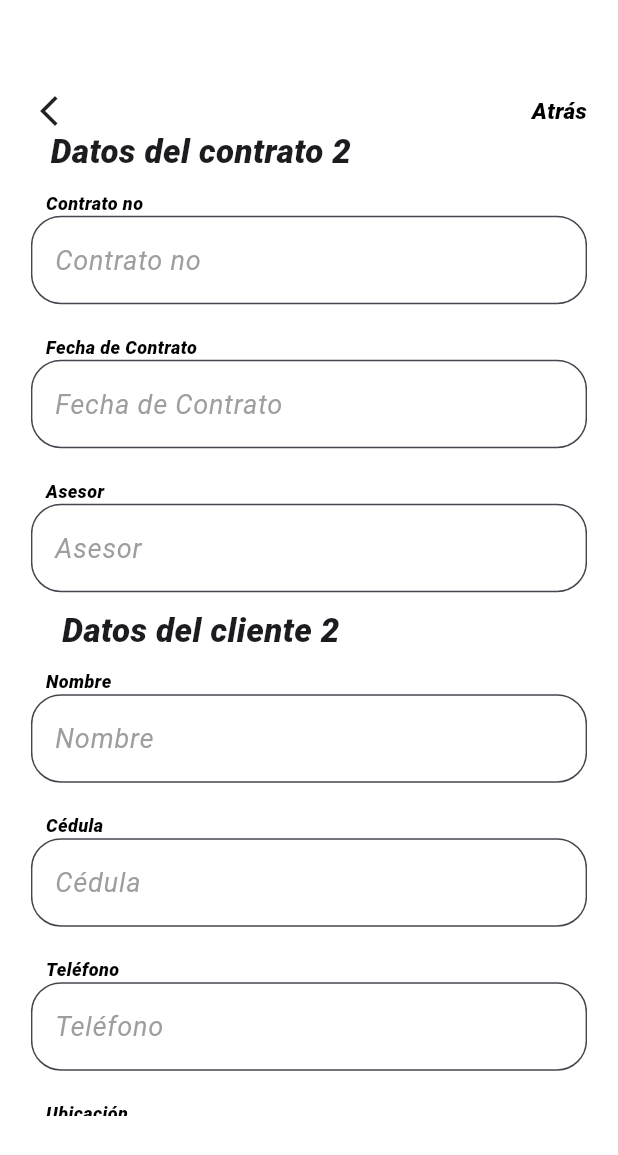
After one commit to YordiColina/FiaoExpressApp, a Flutter app: the PreHome screen opened directly, after a tap on the "add" icon, on a phone screen of 412 x 824 dp. The commit adds this screen. Shown: the top 1155 px of the screen. Run offline on Flutter 3.47's test engine with Material 3 defaults, Android fonts, the light colour scheme and no system bars; our stand-ins replace another_flushbar, cloud_firestore, equatable, firebase_auth, firebase_core, flutter_bloc; accounts and stored records are empty; Roboto replaces fonts that are missing (Dorgan).

Commit message:
add product function

```diff
--- /dev/null
+++ b/login/lib/home_screens/add_product.dart
@@ -0,0 +1,544 @@
+import 'package:flutter/material.dart';
+import 'package:flutter_bloc/flutter_bloc.dart';
+import 'package:login/bloc/login_bloc.dart';
+import 'package:login/home_screens/home_bloc/home_bloc.dart';
+
+class AddProduct extends StatefulWidget {
+  final int indexProduct;
+  final List<TextEditingController> clientData;
+  const AddProduct({super.key, required this.indexProduct, required this.clientData});
+
+  @override
+  State<AddProduct> createState() => _AddProductState();
+}
+
+class _AddProductState extends State<AddProduct> {
+  List<TextEditingController> controllers = [];
+  LoginBloc bloc = LoginBloc();
+  String? selectedOption;
+  String? selectedPlanOption;
+  double progressBar = 0.0;
+  bool readyToDelivery = false;
+  HomeBloc homeBloc = HomeBloc();
+  List<String> options = ['Ahorro', 'Planificado', 'Entrega inmediata',];
+  List<String> statusOptions = ['Inicial', 'Asociado', 'Pre-adjudicación','Adjudicación',
+    'Post-adjudicación','Culminado','Anulado'];
+  final List<String> labels = [
+    "Contrato no",
+    "Fecha de Contrato",
+    "Asesor",// section 1
+    ////// section 2
+    "Nombre",
+    "Cédula",
+    "Teléfono",
+    "Ubicación",
+    "Dirección",
+    /////// section 3
+    "Plan",
+    "grupo",
+    "Nro de lista",
+    "Posición en la lista",
+    "Modelo de moto",
+    "Marca de la moto",
+    "Valor de couta mensual en \$",
+    "Nro de cuotas totales",
+    //// section 4
+    "Cuota inicial",
+    "Gastos Adm",
+    "Nro de cuotas canceladas",
+    "Nro de coutas restantes",
+    "Próxima fecha de pago",
+    // section 5
+    "Días de retraso",
+    "Morosidad",
+    // section 6
+    "Estatus",
+    // section 7
+    "Fecha de entrega",
+    "Color",
+    "Serial motor",
+    "Serial carroceria",
+    "Placa",
+    "Observación"
+  ];
+  final List<String> sectionTitles = [
+    "Datos del contrato",
+    "Datos del cliente",
+    "Grupo inscrito",
+    "Pagos realizados",
+    "Pago de Morosidad",
+    "Estatus en FiaoExpress",
+    "Datos de entrega de la moto"
+  ];
+  String userEmail = "";
+  bool editable = true;
+
+  @override
+  void initState() {
+    for (var i = 0; i <= labels.length; i++) {
+      controllers.add(TextEditingController());
+    }
+    if(widget.clientData.isNotEmpty) {
+      controllers[3].text = widget.clientData[3].text;
+      controllers[4].text = widget.clientData[4].text;
+      controllers[5].text = widget.clientData[5].text;
+      controllers[6].text = widget.clientData[6].text;
+      controllers[7].text = widget.clientData[7].text;
+
+    }
+
+    userEmail = bloc.getCurrentUserEmail();
+    print(userEmail);
+    if(userEmail != "fiaoexpressapp@gmail.com") {
+      editable = false;
+    } else {
+      editable = true;
+    }
+    super.initState();
+  }
+
+
+
+  @override
+  Widget build(BuildContext context) {
+    return Scaffold(
+      backgroundColor: Colors.white,
+      body:   BlocBuilder<HomeBloc, HomeState>(
+
+        builder: (context, state) {
+          return Padding(
+            padding: EdgeInsets.only(top: MediaQuery
+                .of(context)
+                .size
+                .width * 0.15,
+                left: MediaQuery.of(context).size.width * 0.050,
+                right: MediaQuery.of(context).size.width * 0.050 ),
+            child: Column(
+              children: [
+                Row(
+                  mainAxisAlignment: MainAxisAlignment.spaceBetween,
+                  children: [
+                    GestureDetector(
+                        onTap: () {
+                          Navigator.pop(context);
+                        },
+                        child: const Icon(Icons.arrow_back_ios_new)),
+
+                    GestureDetector(
+                      onTap: () {
+                        homeBloc.signOut(context);
+                      },
+                      child: Padding(
+                        padding:  const EdgeInsets.only(left: 10),
+                        child: Container(
+                          alignment: Alignment.centerRight,
+                          child:  Text(
+                            editable != false ? "Cerrar sesión" : "Atrás",
+                            style: const TextStyle(
+                              color: Colors.black,
+                              fontFamily: 'Dorgan',
+                              fontSize: 15,
+                              fontStyle: FontStyle.italic,
+                              fontWeight: FontWeight.w800,
+                            ),
+                          ),
+                        ),
+                      ),
+                    ),
+                  ],
+                ),
+                Expanded(
+                  child: ListView(
+                    children: List.generate(
+                        labels.length ,
+                            (index) =>
+                        labels[index] == "Plan" && editable ?
+                        selectableWidget(labels[index],index)
+                            : labels[index] == "Estatus" && editable ?
+                        selectableStatusWidget(labels[index], index)
+                            : _textFielWidget(
+                            labels[index],
+                            controllers[index],
+                            index
+                        )
+                    ),
+                  ),
+                ),
+                const SizedBox(
+                  height: 20,
+                ),
+                Visibility(
+                  visible: editable,
+                  child: ElevatedButton(
+                      onPressed: () {
+                        homeBloc.add(GetFieldValuesEvent(controllers,context));
+                      },
+                      style: ElevatedButton.styleFrom(
+                          backgroundColor: Colors.grey[300]),
+                      child: const Text(" Crear cliente",
+                          style: TextStyle(
+                            color: Colors.black,
+                            fontFamily: 'Dorgan',
+                            fontSize: 20,
+                            fontStyle: FontStyle.italic,
+                            fontWeight: FontWeight.w800,
+                          ))),
+                ),
+                const SizedBox(
+                  height: 20,
+                ),
+                Visibility(
+                  visible: editable,
+                  child: ElevatedButton(
+                      onPressed: () {
+                        homeBloc.add(GetFieldValuesEvent(controllers,context));
+                      },
+                      style: ElevatedButton.styleFrom(
+                          backgroundColor: Colors.grey[300]),
+                      child: const Text(" Editar cliente",
+                          style: TextStyle(
+                            color: Colors.black,
+                            fontFamily: 'Dorgan',
+                            fontSize: 20,
+                            fontStyle: FontStyle.italic,
+                            fontWeight: FontWeight.w800,
+                          ))),
+                ),
+                const SizedBox(
+                  height: 20,
+                ),
+                Visibility(
+                  visible: editable,
+                  child: ElevatedButton(
+                      onPressed: () {
+                        if(controllers[4].text.isNotEmpty) {
+                          List<TextEditingController> auxControllers = [];
+                          auxControllers.add(controllers[4]);
+                          homeBloc.add(DeleteClientEvent(auxControllers,context));
+                          setState(() {
+                            controllers = homeBloc.cleanFields(30);
+                          });
+
+                        }
+
+                      },
+                      style: ElevatedButton.styleFrom(
+                          backgroundColor: Colors.grey[300]),
+                      child: const Text(" borrar cliente",
+                          style: TextStyle(
+                            color: Colors.black,
+                            fontFamily: 'Dorgan',
+                            fontSize: 20,
+                            fontStyle: FontStyle.italic,
+                            fontWeight: FontWeight.w800,
+                          ))),
+                ),
+                const SizedBox(
+                  height: 20,
+                ),
+              ],
+            ),
+
+          );
+        },
+      ),
+    );
+  }
+
+  Widget _textFielWidget(String title, TextEditingController controller,
+      int index) {
+    return Visibility(
+      visible: (!readyToDelivery && !editable) && (index == 23 ||index == 24 || index == 25 || index == 26 || index == 27
+          || index == 28 || index == 29) ? false : true,
+      child: Column(
+        children: [
+          Visibility(
+            visible: index == 0 || index == 3 || index == 8 || index == 16 || index == 21 || index == 23 ||
+                index  == 24,
+            child: Padding(
+              padding: EdgeInsets.only(
+                  right: MediaQuery.of(context).size.width * 0.35),
+              child: Text(
+                index == 0 ? "${sectionTitles[0]} ${widget.indexProduct}": index == 3 ? "${sectionTitles[1]} ${widget.indexProduct}" :
+                index == 8 ? "${sectionTitles[2]} ${widget.indexProduct}"
+                    : index == 16 ? "${sectionTitles[3]} ${widget.indexProduct}" : index == 21 ? "${sectionTitles[4]} ${widget.indexProduct}" :
+                index == 23 ? "${sectionTitles[5]} ${widget.indexProduct}" : index == 24 ? "${sectionTitles[6]} ${widget.indexProduct}" :"",
+                style: const TextStyle(
+                  fontSize: 22,
+                  fontWeight: FontWeight.w800,
+                  fontFamily: 'Dorgan',
+                  fontStyle: FontStyle.italic,
+                ),
+                maxLines: 2,
+              ),
+            ),
+          ),
+          const SizedBox(
+            height: 10,
+          ),
+          Padding(
+            padding: const EdgeInsets.only(left: 10),
+            child: Container(
+              alignment: Alignment.centerLeft,
+              child: Text(
+                title,
+                style: const TextStyle(
+                  color: Colors.black,
+                  fontFamily: 'Dorgan',
+                  fontSize: 12,
+                  fontStyle: FontStyle.italic,
+                  fontWeight: FontWeight.w800,
+                ),
+              ),
+            ),
+          ),
+          TextField(
+            readOnly: !editable,
+            controller: controller,
+            style: const TextStyle(
+              fontSize: 18,
+              fontWeight: FontWeight.w800,
+              fontFamily: 'Dorgan',
+              fontStyle: FontStyle.italic,
+            ),
+            decoration: InputDecoration(
+              filled: true,
+              fillColor: Colors.white,
+              hintText: title,
+              hintStyle: const TextStyle(
+                color: Colors.grey,
+                fontFamily: 'Dorgan',
+                fontStyle: FontStyle.italic,
+                fontWeight: FontWeight.w400,
+              ),
+              border: OutlineInputBorder(
+                borderRadius: BorderRadius.circular(20),
+                // Esquinas redondeadas
+                borderSide: const BorderSide(
+                  color: Colors.white, // Color del borde
+                  width: 2.0, // Ancho del borde
+                ),
+              ),
+            ),
+          ),
+          const SizedBox(
+            height: 10,
+          ),
+          Visibility(
+            visible: index == 20,
+            child: Column(
+              children: [
+                Padding(
+                  padding: const EdgeInsets.only(left: 10),
+                  child: Container(
+                    alignment: Alignment.centerLeft,
+                    child:  Text(
+                      "Progreso del pago ${controllers[18].text ?? ""}/${controllers[15].text ?? ""} cuotas",
+                      style: const TextStyle(
+                        color: Colors.black,
+                        fontFamily: 'Dorgan',
+                        fontSize: 12,
+                        fontStyle: FontStyle.italic,
+                        fontWeight: FontWeight.w800,
+                      ),
+                    ),
+                  ),
+                ),
+                const SizedBox(
+                  height: 10,
+                ),
+                Container(
+                    height: 50,
+                    decoration: BoxDecoration(
+                        border: Border.all(color: Colors.black),
+                        borderRadius: BorderRadius.circular(20)
+                    ),
+                    child: LinearProgressIndicator(
+                      value: progressBar,
+                      backgroundColor: Colors.white,
+                      valueColor: AlwaysStoppedAnimation<Color>(Colors.green),
+                      borderRadius: BorderRadius.circular(20),
+                    )
+                ),
+                const SizedBox(
+                  height: 10,
+                ),
+              ],
+            ),
+          )
+        ],
+      ),
+    );
+  }
+  Widget selectableWidget(String title,int index) {
+    return Column(
+      children: [
+        Visibility(
+          visible: index == 0 || index == 3 || index == 8 || index == 16 || index == 21 || index == 23 ||
+              index  == 24,
+          child: Padding(
+            padding: EdgeInsets.only(
+                right: MediaQuery.of(context).size.width * 0.40),
+            child: Text(
+              index == 0 ? sectionTitles[0]: index == 3 ? sectionTitles[1] : index == 8 ? "${sectionTitles[2]} ${widget.indexProduct}"
+                  : index == 16 ? sectionTitles[3] : index == 21 ? sectionTitles[4] :
+              index == 23 ? sectionTitles[5] : index == 24 ? sectionTitles[6] :"",
+              style: const TextStyle(
+                fontSize: 22,
+                fontWeight: FontWeight.w800,
+                fontFamily: 'Dorgan',
+                fontStyle: FontStyle.italic,
+              ),
+              maxLines: 2,
+            ),
+          ),
+        ),
+        const SizedBox(
+          height: 10,
+        ),
+        Padding(
+          padding: const EdgeInsets.only(left: 10),
+          child: Container(
+            alignment: Alignment.centerLeft,
+            child:  Text(
+              title,
+              style: const TextStyle(
+                color: Colors.black,
+                fontFamily: 'Dorgan',
+                fontSize: 12,
+                fontStyle: FontStyle.italic,
+                fontWeight: FontWeight.w800,
+              ),
+            ),
+          ),
+        ),
+        Container(
+          width: double.infinity,
+          height: 60,
+          child: InputDecorator(
+            decoration: const InputDecoration(border: OutlineInputBorder(
+                borderRadius: BorderRadius.all(Radius.circular(20))
+            )),
+            child: DropdownButtonHideUnderline(
+              child: DropdownButton<String>(
+                value: selectedPlanOption,
+                dropdownColor: Colors.white,
+                borderRadius: BorderRadius.circular(20),
+                hint: const Text("Selecciona un plan", style: TextStyle(
+                  color: Colors.grey,
+                  fontFamily: 'Dorgan',
+                  fontStyle: FontStyle.italic,
+                  fontWeight: FontWeight.w400,
+                ),),
+                items: options.map((String option) {
+                  return DropdownMenuItem<String>(
+                    value: option,
+                    child: Text(option),
+                  );
+                }).toList(),
+                onChanged: (String? newValue) {
+                  setState(() {
+                    controllers[8].text = newValue  ?? "";
+                    selectedOption = newValue;
+                    if(selectedOption == "Ahorro" || selectedOption == "Planificado") {
+                      controllers[15].text = "24";
+                      readyToDelivery = false;
+                    } else {
+                      controllers[15].text = "8";
+                      readyToDelivery = true;
+                    }
+                  });
+                },
+              ),
+            ),
+          ),
+        ),
+        const SizedBox(
+          height: 10,
+        ),
+      ],
+    );
+  }
+
+  Widget selectableStatusWidget(String title,int index) {
+    return Column(
+      children: [
+        Visibility(
+          visible: index == 0 || index == 3 || index == 8 || index == 16 || index == 21 || index == 23 ||
+              index  == 24,
+          child: Padding(
+            padding: EdgeInsets.only(
+                right: MediaQuery.of(context).size.width * 0.40),
+            child: Text(
+              index == 0 ? sectionTitles[0]: index == 3 ? sectionTitles[1] : index == 8 ? sectionTitles[2]
+                  : index == 16 ? sectionTitles[3] : index == 21 ? sectionTitles[4] :
+              index == 23 ? "${sectionTitles[5]} ${widget.indexProduct}" : index == 24 ? sectionTitles[6] :"",
+              style: const TextStyle(
+                fontSize: 22,
+                fontWeight: FontWeight.w800,
+                fontFamily: 'Dorgan',
+                fontStyle: FontStyle.italic,
+              ),
+              maxLines: 2,
+            ),
+          ),
+        ),
+        const SizedBox(
+          height: 10,
+        ),
+        Padding(
+          padding: const EdgeInsets.only(left: 10),
+          child: Container(
+            alignment: Alignment.centerLeft,
+            child:  Text(
+              title,
+              style: const TextStyle(
+                color: Colors.black,
+                fontFamily: 'Dorgan',
+                fontSize: 12,
+                fontStyle: FontStyle.italic,
+                fontWeight: FontWeight.w800,
+              ),
+            ),
+          ),
+        ),
+        Container(
+          width: double.infinity,
+          height: 60,
+          child: InputDecorator(
+            decoration: const InputDecoration(border: OutlineInputBorder(
+                borderRadius: BorderRadius.all(Radius.circular(20))
+            )),
+            child: DropdownButtonHideUnderline(
+              child: DropdownButton<String>(
+                value: selectedOption,
+                dropdownColor: Colors.white,
+                borderRadius: BorderRadius.circular(20),
+                hint: const Text("Selecciona el estatus", style: TextStyle(
+                  color: Colors.grey,
+                  fontFamily: 'Dorgan',
+                  fontStyle: FontStyle.italic,
+                  fontWeight: FontWeight.w400,
+                ),),
+                items: statusOptions.map((String option) {
+                  return DropdownMenuItem<String>(
+                    value: option,
+                    child: Text(option),
+                  );
+                }).toList(),
+                onChanged: (String? newValue) {
+                  setState(() {
+
+                  });
+                },
+              ),
+            ),
+          ),
+        ),
+        const SizedBox(
+          height: 10,
+        ),
+      ],
+    );
+  }
+}
--- a/login/lib/login_sreens/pre_home.dart
+++ b/login/lib/login_sreens/pre_home.dart
@@ -1,5 +1,6 @@
 import 'package:flutter/material.dart';
 import 'package:flutter_bloc/flutter_bloc.dart';
+import 'package:login/home_screens/add_product.dart';
 import 'package:login/home_screens/home_aux.dart';
 import '../home_screens/home_bloc/home_bloc.dart';
 
@@ -132,7 +133,28 @@ class _PreHomeState extends State<PreHome> {
                              child: productCard(state.fieldsController ?? [])),
                          const SizedBox(
                            height: 20,
-                         )
+                         ),
+                         Visibility(
+                           visible: index == 1,
+                             child: GestureDetector(
+                               onTap: () {
+                                 Navigator.push(
+                                   context,
+                                   MaterialPageRoute(builder: (context) => BlocProvider.value(
+                                       value: homeBloc,
+                                       child:  AddProduct(clientData: state.fieldsController ?? [] ,indexProduct: 2,))),
+                                 );
+                               },
+                               child: Container(
+                                   height: 50,
+                                   width: 50,
+                                   decoration: BoxDecoration(
+                                     border: Border.all(color: Colors.black),
+                                     borderRadius: BorderRadius.circular(50)
+
+                                   ),
+                                   child: const Icon(Icons.add,size: 50,)),
+                             ))
                        ],
                      )
                       ),
```
